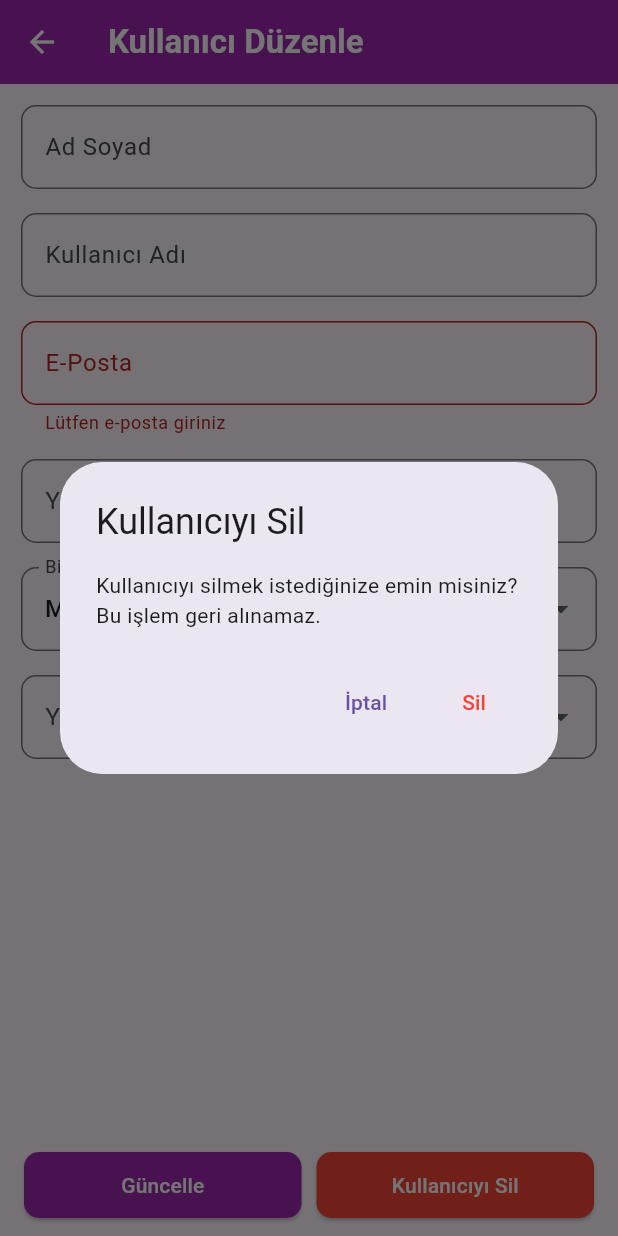
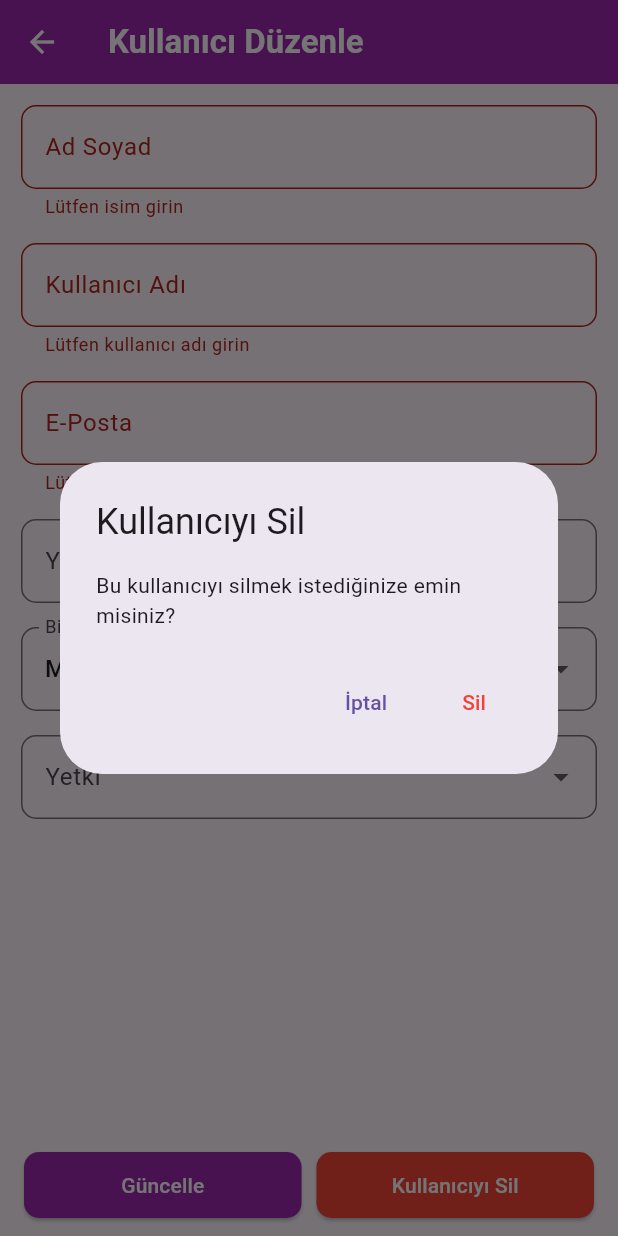
Before and after one commit to yavashalil/avsar_project, a Flutter app: the UserEditScreen screen opened directly with empty values, after a tap on "Güncelle", after a tap on "Kullanıcıyı Sil", on a phone screen of 412 x 824 dp. Run offline on Flutter 3.47's test engine with Material 3 defaults, Android fonts, the phone set to English and light mode, and no system bars; our stand-ins replace firebase_core, firebase_messaging, flutter_dotenv, flutter_local_notifications, flutter_secure_storage, open_file; accounts and stored records are empty.

Commit message:
user_edit_screen.dart

```diff
--- a/avsar_app/avsar_app/lib/user_edit_screen.dart
+++ b/avsar_app/avsar_app/lib/user_edit_screen.dart
@@ -1,5 +1,6 @@
 import 'dart:convert';
 import 'package:flutter/material.dart';
+import 'package:flutter_secure_storage/flutter_secure_storage.dart';
 import 'package:http/http.dart' as http;
 
 class UserEditScreen extends StatefulWidget {
@@ -14,6 +15,8 @@ class UserEditScreen extends StatefulWidget {
 
 class _UserEditScreenState extends State<UserEditScreen> {
   final _formKey = GlobalKey<FormState>();
+  final storage = const FlutterSecureStorage();
+
   late TextEditingController _nameController;
   late TextEditingController _usernameController;
   late TextEditingController _passwordController;
@@ -41,25 +44,42 @@ class _UserEditScreenState extends State<UserEditScreen> {
     _passwordController = TextEditingController();
     _emailController = TextEditingController(text: widget.user['email'] ?? '');
     _role = widget.user['role'] ?? 'User';
-    _unit = _units.contains(widget.user['unit'])
-        ? widget.user['unit']
-        : _units.first;
+    _unit = _units.contains(widget.user['unit']) ? widget.user['unit'] : _units.first;
+  }
+
+  bool _validateEmail(String email) {
+    return RegExp(r"^[\w\.-]+@[\w\.-]+\.\w+$").hasMatch(email);
+  }
+
+  bool _validatePassword(String password) {
+    return password.isEmpty || // Boş ise opsiyonel alan
+        (password.length >= 8 &&
+        RegExp(r'[A-Z]').hasMatch(password) &&
+        RegExp(r'[a-z]').hasMatch(password) &&
+        RegExp(r'[0-9]').hasMatch(password));
   }
 
   Future<void> _updateUser() async {
-    if (_formKey.currentState!.validate()) {
+    if (!_formKey.currentState!.validate()) return;
+
     try {
+      final token = await storage.read(key: 'token');
+      if (token == null) throw Exception("Oturum token bulunamadı");
+
       final response = await http.put(
         Uri.parse('${widget.baseUrl}/users/${widget.user['username']}'),
-          headers: {'Content-Type': 'application/json; charset=utf-8'},
+        headers: {
+          'Content-Type': 'application/json; charset=utf-8',
+          'Authorization': 'Bearer $token'
+        },
         body: jsonEncode({
-            'username': _usernameController.text,
-            'name': _nameController.text,
+          'username': _usernameController.text.trim(),
+          'name': _nameController.text.trim(),
           'unit': _unit,
           'role': _role,
-            'email': _emailController.text,
+          'email': _emailController.text.trim(),
           'password': _passwordController.text.isNotEmpty
-                ? _passwordController.text
+              ? _passwordController.text.trim()
               : null,
         }),
       );
@@ -67,17 +87,43 @@ class _UserEditScreenState extends State<UserEditScreen> {
       if (response.statusCode == 200) {
         Navigator.pop(context, true);
       } else {
+        final error = jsonDecode(response.body);
         ScaffoldMessenger.of(context).showSnackBar(
-            SnackBar(
-                content:
-                    Text("Kullanıcı güncellenemedi! Hata: ${response.body}")),
+          SnackBar(content: Text("Hata: ${error['detail'] ?? 'Kullanıcı güncellenemedi'}")),
         );
       }
     } catch (e) {
       ScaffoldMessenger.of(context).showSnackBar(
-          const SnackBar(content: Text("Beklenmeyen bir hata oluştu!")),
+        SnackBar(content: Text("Beklenmeyen bir hata oluştu: $e")),
       );
     }
+  }
+
+  Future<void> _deleteUser() async {
+    try {
+      final token = await storage.read(key: 'token');
+      if (token == null) throw Exception("Oturum token bulunamadı");
+
+      final response = await http.delete(
+        Uri.parse('${widget.baseUrl}/users/${widget.user['username']}'),
+        headers: {'Authorization': 'Bearer $token'},
+      );
+
+      if (response.statusCode == 200) {
+        Navigator.pop(context, true);
+        ScaffoldMessenger.of(context).showSnackBar(
+          const SnackBar(content: Text("Kullanıcı başarıyla silindi!")),
+        );
+      } else {
+        final error = jsonDecode(response.body);
+        ScaffoldMessenger.of(context).showSnackBar(
+          SnackBar(content: Text("Hata: ${error['detail'] ?? 'Kullanıcı silinemedi'}")),
+        );
+      }
+    } catch (e) {
+      ScaffoldMessenger.of(context).showSnackBar(
+        SnackBar(content: Text("Beklenmeyen bir hata oluştu: $e")),
+      );
     }
   }
 
@@ -87,16 +133,12 @@ class _UserEditScreenState extends State<UserEditScreen> {
       builder: (BuildContext context) {
         return AlertDialog(
           title: const Text('Kullanıcıyı Sil'),
-          content: const Text(
-              'Kullanıcıyı silmek istediğinize emin misiniz? Bu işlem geri alınamaz.'),
-          actions: <Widget>[
+          content: const Text('Bu kullanıcıyı silmek istediğinize emin misiniz?'),
+          actions: [
+            TextButton(onPressed: () => Navigator.of(context).pop(false), child: const Text('İptal')),
             TextButton(
-              child: const Text('İptal'),
-              onPressed: () => Navigator.of(context).pop(false),
-            ),
-            TextButton(
+              onPressed: () => Navigator.of(context).pop(true),
               child: const Text('Sil', style: TextStyle(color: Colors.red)),
-              onPressed: () => Navigator.of(context).pop(true),
             ),
           ],
         );
@@ -105,30 +147,6 @@ class _UserEditScreenState extends State<UserEditScreen> {
 
     if (confirm == true) {
       await _deleteUser();
-    }
-  }
-
-  Future<void> _deleteUser() async {
-    try {
-      final response = await http.delete(
-        Uri.parse('${widget.baseUrl}/users/${widget.user['username']}'),
-      );
-
-      if (response.statusCode == 200) {
-        Navigator.pop(context, true);
-        ScaffoldMessenger.of(context).showSnackBar(
-          const SnackBar(content: Text("Kullanıcı başarıyla silindi!")),
-        );
-      } else {
-        ScaffoldMessenger.of(context).showSnackBar(
-          SnackBar(
-              content: Text("Kullanıcı silinemedi! Hata: ${response.body}")),
-        );
-      }
-    } catch (e) {
-      ScaffoldMessenger.of(context).showSnackBar(
-        const SnackBar(content: Text("Beklenmeyen bir hata oluştu!")),
-      );
     }
   }
 
@@ -150,65 +168,50 @@ class _UserEditScreenState extends State<UserEditScreen> {
               children: [
                 TextFormField(
                   controller: _nameController,
-                  decoration: InputDecoration(
-                      labelText: 'Ad Soyad',
-                      border: OutlineInputBorder(
-                          borderRadius: BorderRadius.circular(10))),
+                  decoration: _inputDecoration('Ad Soyad'),
+                  validator: (value) => value == null || value.isEmpty ? 'Lütfen isim girin' : null,
                 ),
                 const SizedBox(height: 16),
                 TextFormField(
                   controller: _usernameController,
-                  decoration: InputDecoration(
-                      labelText: 'Kullanıcı Adı',
-                      border: OutlineInputBorder(
-                          borderRadius: BorderRadius.circular(10))),
+                  decoration: _inputDecoration('Kullanıcı Adı'),
+                  validator: (value) => value == null || value.isEmpty ? 'Lütfen kullanıcı adı girin' : null,
                 ),
                 const SizedBox(height: 16),
                 TextFormField(
                   controller: _emailController,
-                  decoration: InputDecoration(
-                      labelText: 'E-Posta',
-                      border: OutlineInputBorder(
-                          borderRadius: BorderRadius.circular(10))),
+                  decoration: _inputDecoration('E-Posta'),
                   validator: (value) {
-                    if (value == null || value.isEmpty) {
-                      return 'Lütfen e-posta giriniz';
-                    }
+                    if (value == null || value.isEmpty) return 'Lütfen e-posta giriniz';
+                    if (!_validateEmail(value)) return 'Geçerli bir e-posta giriniz';
                     return null;
                   },
                 ),
                 const SizedBox(height: 16),
                 TextFormField(
                   controller: _passwordController,
-                  decoration: InputDecoration(
-                      labelText: 'Yeni Şifre (isteğe bağlı)',
-                      border: OutlineInputBorder(
-                          borderRadius: BorderRadius.circular(10))),
+                  decoration: _inputDecoration('Yeni Şifre (isteğe bağlı)'),
                   obscureText: true,
+                  validator: (value) {
+                    if (!_validatePassword(value ?? '')) {
+                      return 'Şifre en az 8 karakter, büyük/küçük harf ve sayı içermeli';
+                    }
+                    return null;
+                  },
                 ),
                 const SizedBox(height: 16),
                 DropdownButtonFormField<String>(
                   value: _unit,
-                  decoration: InputDecoration(
-                      labelText: 'Birim Seçiniz',
-                      border: OutlineInputBorder(
-                          borderRadius: BorderRadius.circular(10))),
-                  items: _units
-                      .map((unit) =>
-                          DropdownMenuItem(value: unit, child: Text(unit)))
-                      .toList(),
+                  decoration: _inputDecoration('Birim Seçiniz'),
+                  items: _units.map((unit) => DropdownMenuItem(value: unit, child: Text(unit))).toList(),
                   onChanged: (value) => setState(() => _unit = value!),
                 ),
                 const SizedBox(height: 16),
                 DropdownButtonFormField<String>(
                   value: _role,
-                  decoration: InputDecoration(
-                      labelText: 'Yetki',
-                      border: OutlineInputBorder(
-                          borderRadius: BorderRadius.circular(10))),
+                  decoration: _inputDecoration('Yetki'),
                   items: ['User', 'Admin']
-                      .map((role) =>
-                          DropdownMenuItem(value: role, child: Text(role)))
+                      .map((role) => DropdownMenuItem(value: role, child: Text(role)))
                       .toList(),
                   onChanged: (value) => setState(() => _role = value!),
                 ),
@@ -227,12 +230,10 @@ class _UserEditScreenState extends State<UserEditScreen> {
                 onPressed: _updateUser,
                 style: ElevatedButton.styleFrom(
                   backgroundColor: Colors.purple,
-                  shape: RoundedRectangleBorder(
-                      borderRadius: BorderRadius.circular(10)),
+                  shape: RoundedRectangleBorder(borderRadius: BorderRadius.circular(10)),
                   padding: const EdgeInsets.symmetric(vertical: 12),
                 ),
-                child: const Text('Güncelle',
-                    style: TextStyle(color: Colors.white)),
+                child: const Text('Güncelle', style: TextStyle(color: Colors.white)),
               ),
             ),
             const SizedBox(width: 10),
@@ -241,12 +242,10 @@ class _UserEditScreenState extends State<UserEditScreen> {
                 onPressed: _confirmDeleteUser,
                 style: ElevatedButton.styleFrom(
                   backgroundColor: Colors.red,
-                  shape: RoundedRectangleBorder(
-                      borderRadius: BorderRadius.circular(10)),
+                  shape: RoundedRectangleBorder(borderRadius: BorderRadius.circular(10)),
                   padding: const EdgeInsets.symmetric(vertical: 12),
                 ),
-                child: const Text('Kullanıcıyı Sil',
-                    style: TextStyle(color: Colors.white)),
+                child: const Text('Kullanıcıyı Sil', style: TextStyle(color: Colors.white)),
               ),
             ),
           ],
@@ -254,4 +253,11 @@ class _UserEditScreenState extends State<UserEditScreen> {
       ),
     );
   }
+
+  InputDecoration _inputDecoration(String label) {
+    return InputDecoration(
+      labelText: label,
+      border: OutlineInputBorder(borderRadius: BorderRadius.circular(10)),
+    );
   }
+}
```
Lines whose indentation alone changed are shown as unchanged.
